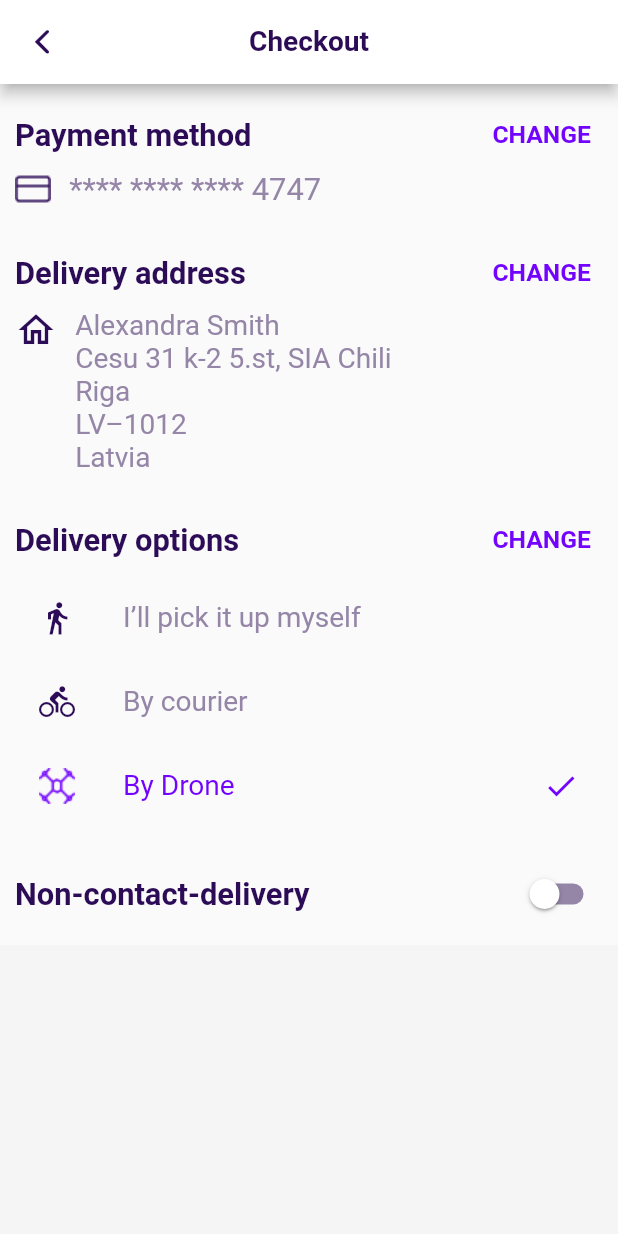
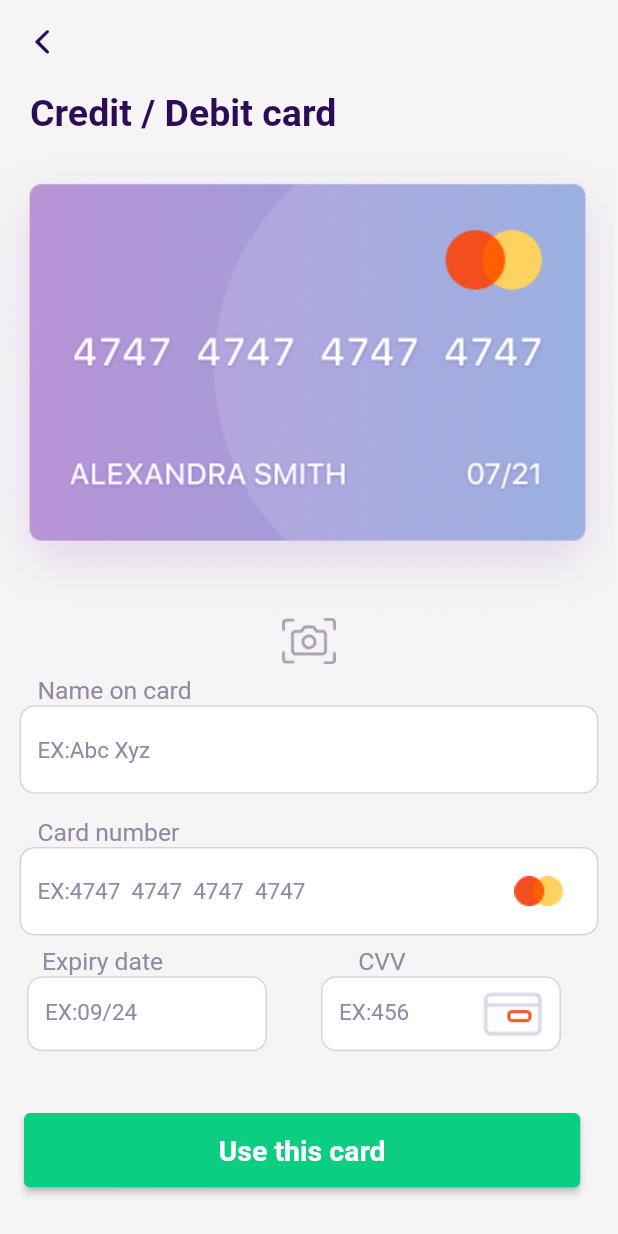
Before and after one commit to Mayuriparmar19/Ecommerce_UI, a Flutter app: the Cart screen opened directly, after a tap on "CHANGE", on a phone screen of 412 x 824 dp. Run offline on Flutter 3.47's test engine with Material 2 defaults, Android fonts, the phone set to English and light mode, and no system bars; our stand-ins replace carousel_slider, flutter_svg, google_fonts, smooth_page_indicator; missing offline and left inert: animated_switch.

Commit message:
Payment screen And switch Done

```diff
--- /dev/null
+++ b/lib/Pages/card_payment.dart
@@ -0,0 +1,258 @@
+import 'package:flutter/cupertino.dart';
+import 'package:flutter/material.dart';
+import 'package:foodapp_ui/Components/text.dart';
+import 'package:foodapp_ui/Constants/colors.dart';
+import '../Constants/conste.dart';
+
+class CardPay extends StatefulWidget {
+  const CardPay({super.key});
+
+  @override
+  State<CardPay> createState() => _CardPayState();
+}
+
+class _CardPayState extends State<CardPay> {
+  @override
+  Widget build(BuildContext context) {
+    w = MediaQuery.of(context).size.width;
+    h = MediaQuery.of(context).size.height;
+    Size size = MediaQuery.of(context).size;
+    return Scaffold(
+      backgroundColor: AppColors.bgColor,
+      appBar: AppBar(
+        backgroundColor: Colors.transparent,
+        elevation: 0,
+        leading: IconButton(
+          onPressed: () {
+            Navigator.pop(context);
+          },
+          icon: Icon(
+            CupertinoIcons.back,
+            color: AppColors.primaryColor,
+            size: 25,
+          ),
+        ),
+      ),
+      body: SingleChildScrollView(
+        child: Column(
+          mainAxisAlignment: MainAxisAlignment.start,
+          crossAxisAlignment: CrossAxisAlignment.start,
+          children: [
+            Padding(
+              padding: const EdgeInsets.symmetric(horizontal: 20, vertical: 5),
+              child: BoldText(
+                  text: 'Credit / Debit card',
+                  size: 25,
+                  color: AppColors.primaryColor),
+            ),
+             Image(
+              image: const AssetImage('Assets/Images/carimg.png'),
+              fit: BoxFit.cover,
+              height: w!/1.3,
+            ),
+            const Center(
+              child: Image(
+                image: AssetImage('Assets/Images/Take a photo icon.png'),
+                fit: BoxFit.cover,
+              ),
+            ),
+            SizedBox(
+              height: size.height * 0.01,
+            ),
+            Padding(
+              padding: const EdgeInsets.symmetric(horizontal: 25),
+              child: ModifiedText(
+                  text: 'Name on card',
+                  size: w! / 25,
+                  color: AppColors.secTextColor),
+            ),
+            Padding(
+              padding: const EdgeInsets.symmetric(horizontal: 13),
+              child: TextFormField(
+                showCursor: false,
+                decoration: InputDecoration(
+                  hintText: 'EX:Abc Xyz',
+                  hintStyle:
+                  TextStyle(color: AppColors.secTextColor, fontSize: 15),
+                  filled: true,
+                  fillColor: AppColors.white,
+                  border: OutlineInputBorder(
+                      borderRadius: BorderRadius.circular(10),
+                      borderSide: BorderSide(color: AppColors.secTextColor)),
+                  focusedBorder: OutlineInputBorder(
+                    borderRadius: BorderRadius.circular(10),
+                    borderSide: BorderSide(color: AppColors.borderColor),
+                  ),
+                  enabledBorder: OutlineInputBorder(
+                    borderRadius: BorderRadius.circular(10),
+                    borderSide: BorderSide(
+                      color: AppColors.borderColor,
+                    ),
+                  ),
+                  focusColor: AppColors.white,
+                ),
+              ),
+            ),
+            SizedBox(
+              height: size.height * 0.02,
+            ),
+            Padding(
+              padding: const EdgeInsets.symmetric(horizontal: 25),
+              child: ModifiedText(
+                  text: 'Card number',
+                  size: w! / 25,
+                  color: AppColors.secTextColor),
+            ),
+            Padding(
+              padding: const EdgeInsets.symmetric(horizontal: 13),
+              child: TextFormField(
+                keyboardType: TextInputType.number,
+                showCursor: false,
+                decoration: InputDecoration(
+                  suffixIcon: Image.asset('Assets/Images/mc_symbol 1.png'),
+
+                  hintText: 'EX:4747  4747  4747  4747',
+                  hintStyle:
+                  TextStyle(color: AppColors.secTextColor, fontSize: 15),
+                  filled: true,
+                  fillColor: AppColors.white,
+                  border: OutlineInputBorder(
+                      borderRadius: BorderRadius.circular(10),
+                      borderSide: BorderSide(color: AppColors.secTextColor)),
+                  focusedBorder: OutlineInputBorder(
+                    borderRadius: BorderRadius.circular(10),
+                    borderSide: BorderSide(color: AppColors.borderColor),
+                  ),
+                  enabledBorder: OutlineInputBorder(
+                    borderRadius: BorderRadius.circular(10),
+                    borderSide: BorderSide(
+                      color: AppColors.borderColor,
+                    ),
+                  ),
+                  focusColor: AppColors.white,
+                ),
+              ),
+            ),
+              SizedBox(height: size.height*0.01,),
+              Column(
+                crossAxisAlignment: CrossAxisAlignment.start,
+                children: [
+                 Row(
+
+                   children: [
+                     Padding(
+                       padding: const EdgeInsets.symmetric(horizontal: 28),
+                       child: ModifiedText(text: 'Expiry date', size: w!/25, color: AppColors.secTextColor),
+                     ),
+                      SizedBox(width: size.width*0.18,),
+                      Padding(
+                        padding: const EdgeInsets.symmetric(horizontal: 28),
+                        child: ModifiedText(text: 'CVV', size: w!/25, color: AppColors.secTextColor),
+                      ),
+                   ],
+                 ),
+                  Row(
+                    children: [
+                      Padding(
+                        padding: const EdgeInsets.symmetric(horizontal: 18),
+                        child: SizedBox(
+                            height: 50,
+                            width: 160,
+                            child: TextFormField(
+                              keyboardType: TextInputType.number,
+                              showCursor: false,
+                              decoration: InputDecoration(
+                                hintText: 'EX:09/24',
+                                hintStyle:
+                                TextStyle(color: AppColors.secTextColor, fontSize: 15),
+                                filled: true,
+                                fillColor: AppColors.white,
+                                border: OutlineInputBorder(
+                                    borderRadius: BorderRadius.circular(10),
+                                    borderSide: BorderSide(color: AppColors.secTextColor)),
+                                focusedBorder: OutlineInputBorder(
+                                  borderRadius: BorderRadius.circular(10),
+                                  borderSide: BorderSide(color: AppColors.borderColor),
+                                ),
+                                enabledBorder: OutlineInputBorder(
+                                  borderRadius: BorderRadius.circular(10),
+                                  borderSide: BorderSide(
+                                    color: AppColors.borderColor,
+                                  ),
+                                ),
+                                focusColor: AppColors.white,
+                              ),
+                            )),
+                      ),
+                      Padding(
+                        padding: const EdgeInsets.symmetric(horizontal: 18),
+                        child: SizedBox(
+                            height: 50,
+                            width: 160,
+                            child: TextFormField(
+                              keyboardType: TextInputType.number,
+                              showCursor: false,
+                              decoration: InputDecoration(
+                                suffixIcon: Image.asset('Assets/Images/Hint.png'),
+                                hintText: 'EX:456',
+                                hintStyle:
+                                TextStyle(color: AppColors.secTextColor, fontSize: 15),
+                                filled: true,
+                                fillColor: AppColors.white,
+                                border: OutlineInputBorder(
+                                    borderRadius: BorderRadius.circular(10),
+                                    borderSide: BorderSide(color: AppColors.secTextColor)),
+                                focusedBorder: OutlineInputBorder(
+                                  borderRadius: BorderRadius.circular(10),
+                                  borderSide: BorderSide(color: AppColors.borderColor),
+                                ),
+                                enabledBorder: OutlineInputBorder(
+                                  borderRadius: BorderRadius.circular(10),
+                                  borderSide: BorderSide(
+                                    color: AppColors.borderColor,
+                                  ),
+                                ),
+                                focusColor: AppColors.white,
+                              ),
+                            )),
+                      ),
+                    ],
+                  ),
+                   SizedBox(
+                    height: size.height*.05,
+                  ),
+                  Padding(
+                    padding: const EdgeInsets.symmetric(horizontal: 16),
+                    child: SizedBox(
+                      height: size.height * .06,
+                      width: size.width * .90,
+                      child: ElevatedButton(
+                        style: ElevatedButton.styleFrom(
+                          backgroundColor: AppColors.btnColor,
+                        ),
+                        onPressed: () {
+                          Navigator.pop(context);
+                          // Navigator.of(context).push(MaterialPageRoute(
+                          //   builder: (context) => const BottomNavBar(),
+                          // ));
+                        },
+                        child: BoldText(
+                          text: 'Use this card',
+                          size: 19,
+                          color: AppColors.white,
+                        ),
+                      ),
+                    ),
+                  ),
+                  SizedBox(
+                    height: size.height*.05,
+                  ),
+
+                ],
+              )
+          ],
+        ),
+      ),
+    );
+  }
+}
--- a/lib/Pages/shop.dart
+++ b/lib/Pages/shop.dart
@@ -1,9 +1,13 @@
+import 'package:animated_switch/animated_switch.dart';
 import 'package:flutter/cupertino.dart';
 import 'package:flutter/material.dart';
 import 'package:foodapp_ui/Components/text.dart';
 import 'package:foodapp_ui/Constants/colors.dart';
+import 'package:foodapp_ui/Pages/bottom_nav.dart';
+import 'package:foodapp_ui/Pages/cat.dart';
 
 import '../Constants/conste.dart';
+import 'card_payment.dart';
 
 class Cart extends StatefulWidget {
   const Cart({super.key});
@@ -26,7 +30,10 @@ class _CartState extends State<Cart> {
       appBar: AppBar(
         backgroundColor: Colors.white,
         leading: IconButton(
-          onPressed: () {},
+          onPressed: () {
+            Navigator.pop(context);
+            // Navigator.push(context, MaterialPageRoute(builder: (context) => const BottomNavBar()));
+          },
           icon: Icon(
             CupertinoIcons.back,
             color: AppColors.primaryColor,
@@ -58,7 +65,12 @@ class _CartState extends State<Cart> {
                               size: w! / 20,
                               color: AppColors.primaryColor),
                           TextButton(
-                              onPressed: () {},
+                              onPressed: () {
+                                Navigator.push(
+                                    context,
+                                    MaterialPageRoute(
+                                        builder: (context) => const CardPay()));
+                              },
                               child: BoldText(
                                 text: 'CHANGE',
                                 size: w! / 25,
@@ -255,17 +267,14 @@ class _CartState extends State<Cart> {
                               text: 'Non-contact-delivery',
                               size: w! / 20,
                               color: AppColors.primaryColor),
-                          Switch(
-                            activeColor: AppColors.white,
-                              activeTrackColor: AppColors.selectedBg,
-                              inactiveThumbColor: AppColors.white,
-                              inactiveTrackColor: AppColors.secTextColor,
-                              value: isSwitched,
-                              onChanged: (value) {
-                                setState(() {
-                                  isSwitched = value;
-                                });
-                              })
+                          AnimatedSwitch(
+                            textOn: "Yes",
+                            colorOn: AppColors.selectedBg,
+                            textOff: "No",
+                            colorOff: AppColors.secTextColor,
+                            textStyle: TextStyle(
+                                color: AppColors.selected, fontSize: w! / 24),
+                          ),
                         ],
                       ),
                     ],
--- a/pubspec.yaml
+++ b/pubspec.yaml
@@ -39,6 +39,7 @@ dependencies:
   smooth_page_indicator: ^1.1.0
   flutter_svg: ^2.0.7
   carousel_slider: ^4.2.1
+  animated_switch: ^0.0.2
 
 dev_dependencies:
   flutter_test:
```
Also changed, not shown: Assets/Images/Hint.png (added), Assets/Images/Take a photo icon.png (added), Assets/Images/card.png (deleted), Assets/Images/carimg.png (added), Assets/Images/mc_symbol 1.png (added), pubspec.lock, 5 other files.
